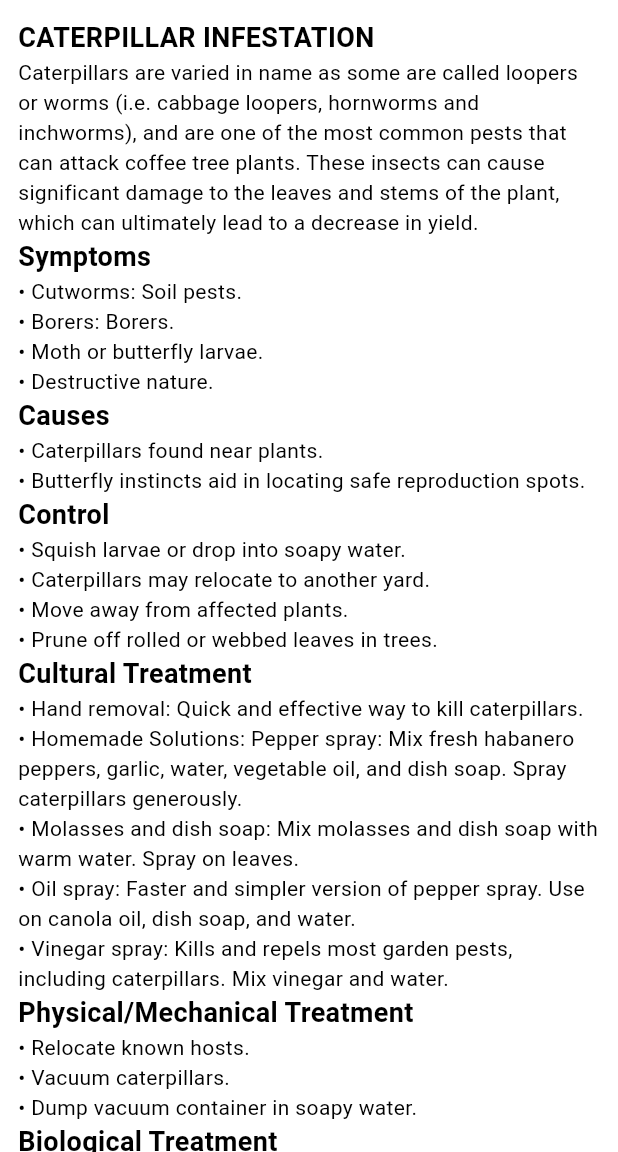
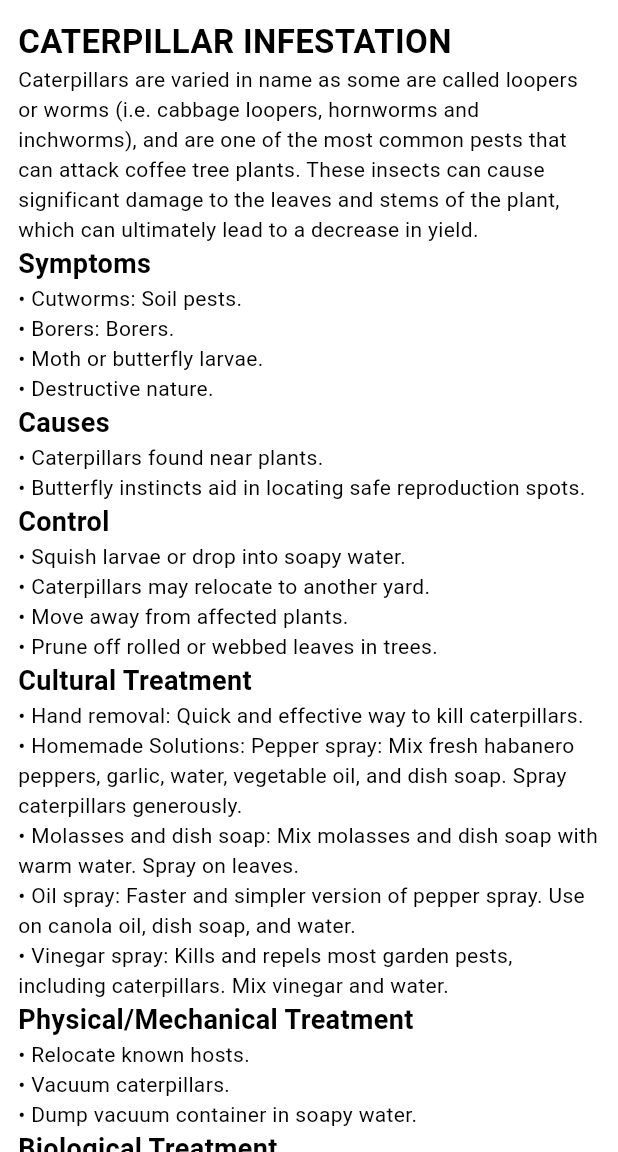
Before and after one commit to dequilla3/coffee_disease_detector, a Flutter app: the Catterpillar screen opened by its route, on a phone screen of 412 x 824 dp, the part 84-1236 px from its top. Run offline on Flutter 3.47's test engine with Material 3 defaults, Android fonts, the light colour scheme and no system bars; our stand-ins replace flutter_easyloading, font_awesome_flutter, image_picker; missing offline and left inert: flutter_pytorch, localstore.

Commit message:
replace subtitle to title

```diff
--- a/lib/data/service/service_base.dart
+++ b/lib/data/service/service_base.dart
@@ -38,8 +38,6 @@ abstract class ServiceBase<T> {
       'POST',
       _getV1Url(apirUrl),
     );
-
-    print(baseUrl);
 
     Map<String, String> headers = {"Content-type": "multipart/form-data"};
     request.files.add(await http.MultipartFile.fromPath(
--- a/lib/pages/details/catterpillar.dart
+++ b/lib/pages/details/catterpillar.dart
@@ -63,7 +63,7 @@ class Catterpillar extends StatelessWidget {
               mainAxisAlignment: MainAxisAlignment.start,
               crossAxisAlignment: CrossAxisAlignment.start,
               children: [
-                detailsSubTitle('CATERPILLAR INFESTATION'),
+                diseaseTitle('CATERPILLAR INFESTATION'),
                 details(
                     "Caterpillars are varied in name as some are called loopers or worms (i.e. cabbage loopers, hornworms and inchworms), and are one of the most common pests that can attack coffee tree plants. These insects can cause significant damage to the leaves and stems of the plant, which can ultimately lead to a decrease in yield."),
                 detailsSubTitle('Symptoms'),
--- a/lib/pages/details/scale_insect.dart
+++ b/lib/pages/details/scale_insect.dart
@@ -63,7 +63,7 @@ class ScaleInsect extends StatelessWidget {
               mainAxisAlignment: MainAxisAlignment.start,
               crossAxisAlignment: CrossAxisAlignment.start,
               children: [
-                detailsSubTitle('SCALE INSECT'),
+                diseaseTitle('SCALE INSECT'),
                 details(
                     "Scales insect may feed on host plants (draining nutrients), transit diseases and become especially problematic when they excrete large quantities of wax. High infestations may also be associated with 'Black sooty mold which is powdery yet sticky, this is the most obvious symptom of major scale infestation."),
                 detailsSubTitle('Symptoms'),
```
